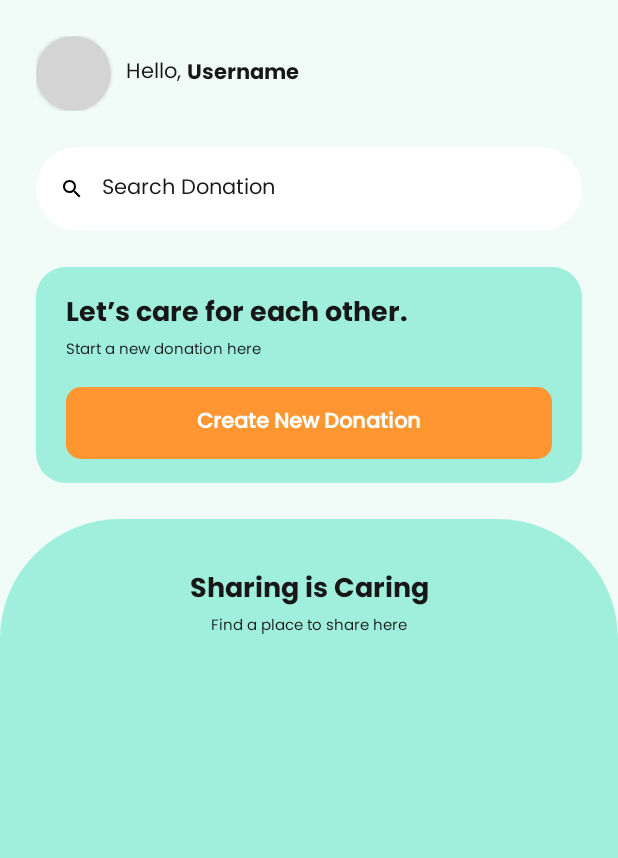
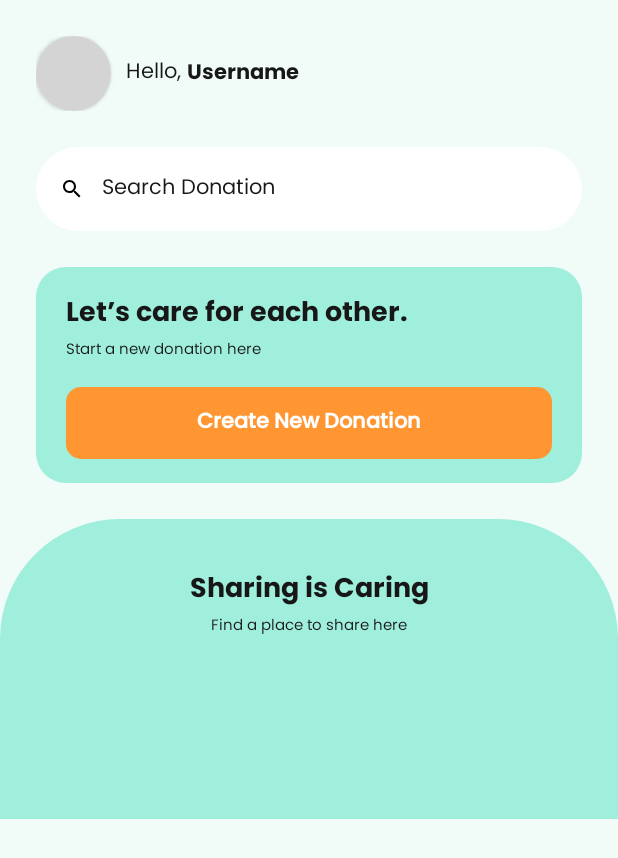
Before and after one commit to josephines1/help-hand, an Android app: the layout fragment_home.xml on its own in the app's theme, with its tools: preview values and no code run, on a phone screen of 412 x 824 dp. Shown: the top 858 px of the screen. Run offline under Robolectric (Android 15) with nearby library versions, the phone set to English and light mode, and no system bars.

Commit message:
Fix scroll behaviour di halaman home

```diff
--- a/app/src/main/res/layout/activity_main.xml
+++ b/app/src/main/res/layout/activity_main.xml
@@ -19,8 +19,7 @@
         app:layout_constraintEnd_toEndOf="parent"
         app:layout_constraintStart_toStartOf="parent"
         app:layout_constraintTop_toTopOf="parent"
-        app:navGraph="@navigation/mobile_navigation"
-        android:paddingBottom="@dimen/m3_bottom_nav_min_height"/>
+        app:navGraph="@navigation/mobile_navigation"/>
 
     <com.google.android.material.bottomnavigation.BottomNavigationView
         android:id="@+id/nav_bottom"
--- a/app/src/main/res/layout/fragment_home.xml
+++ b/app/src/main/res/layout/fragment_home.xml
@@ -7,6 +7,15 @@
     xmlns:app="http://schemas.android.com/apk/res-auto"
     tools:context=".HomeFragment"
     android:background="@color/background">
+
+    <ScrollView
+        android:layout_width="match_parent"
+        android:layout_height="match_parent">
+
+        <LinearLayout
+            android:layout_width="match_parent"
+            android:layout_height="wrap_content"
+            android:orientation="vertical" >
 
             <LinearLayout
                 android:layout_width="match_parent"
@@ -88,10 +97,10 @@
                     android:id="@+id/linear_banner_home"
                     android:layout_width="match_parent"
                     android:layout_height="wrap_content"
-            android:orientation="vertical"
                     android:layout_marginHorizontal="24dp"
                     android:layout_marginTop="24dp"
                     android:background="@drawable/background_banner_home"
+                    android:orientation="vertical"
                     android:paddingHorizontal="20dp"
                     android:paddingVertical="16dp">
 
@@ -176,10 +185,13 @@
                         android:layout_marginTop="24dp"
                         app:layout_constraintEnd_toEndOf="parent"
                         app:layout_constraintStart_toStartOf="parent"
-                app:layout_constraintTop_toBottomOf="@+id/text4" />
+                        app:layout_constraintTop_toBottomOf="@+id/text4"
+                        android:paddingBottom="@dimen/m3_bottom_nav_min_height" />
 
                 </androidx.constraintlayout.widget.ConstraintLayout>
 
             </LinearLayout>
+        </LinearLayout>
+    </ScrollView>
 
 </FrameLayout>
--- /dev/null
+++ b/app/src/main/res/values/dimens.xml
@@ -0,0 +1,4 @@
+<?xml version="1.0" encoding="utf-8"?>
+<resources>
+    <dimen name="m3_bottom_nav_min_height">80dp</dimen>
+</resources>
```
Also changed, not shown: app/src/main/java/com/example/helphandv10/HomeFragment.kt (+6 -2 lines). Lines whose indentation alone changed are shown as unchanged.
